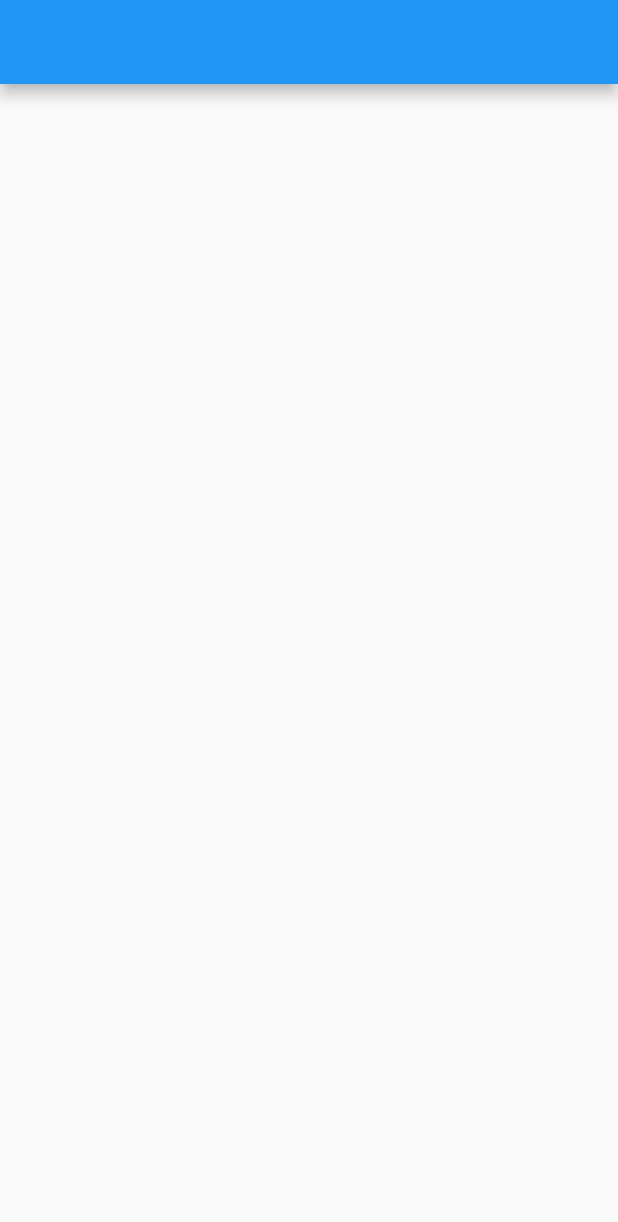
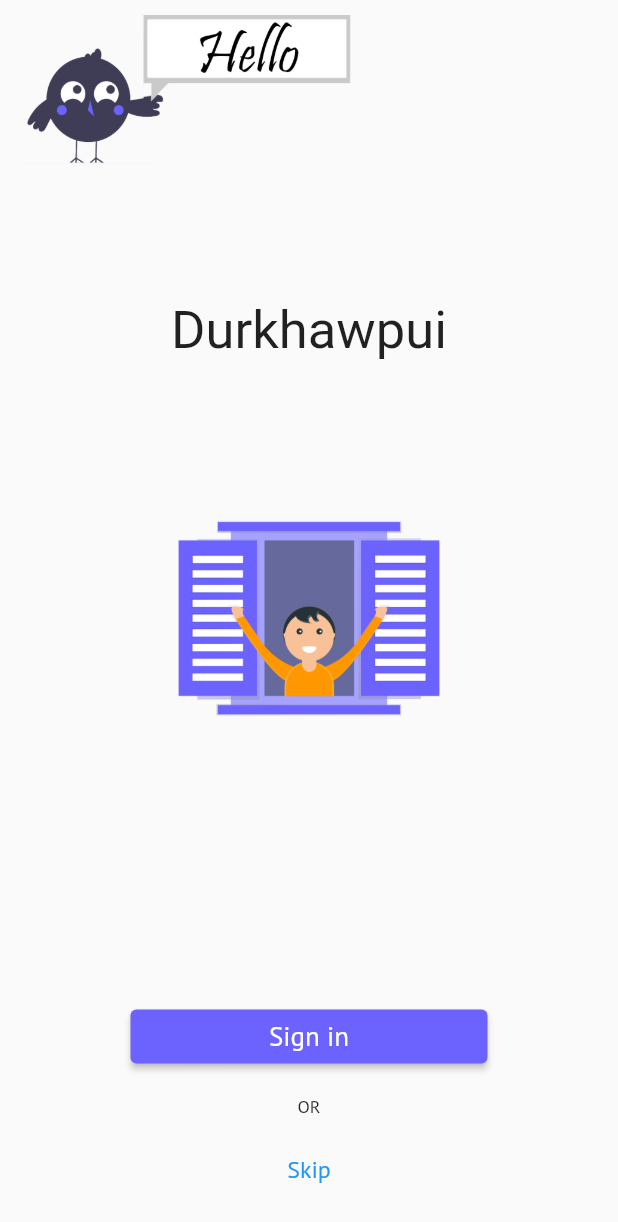
Before and after one commit to donettech/Durkhawpui, a Flutter app: the screen it shows after launch, on a phone screen of 412 x 824 dp. Shown: the top 1222 px of the screen. Run offline on Flutter 3.47's test engine with Material 2 defaults, Android fonts, the phone set to English and light mode, and no system bars; our stand-ins replace bottom_navy_bar, cloud_firestore, firebase_auth, firebase_core, flutter_secure_storage, get and 2 more; accounts and stored records are empty; Roboto replaces fonts that are missing (Yellowtail).

Commit message:
sign in page done

```diff
--- a/lib/main.dart
+++ b/lib/main.dart
@@ -1,11 +1,11 @@
 import 'package:firebase_core/firebase_core.dart';
 import 'package:flutter/material.dart';
 import 'package:get/get.dart';
-import 'package:app/ui/home/homeRoot.dart';
+import 'ui/initial/root.dart';
 
 void main() async {
   WidgetsFlutterBinding.ensureInitialized();
-  Firebase.initializeApp();
+  await Firebase.initializeApp();
   runApp(MyApp());
 }
 
@@ -13,11 +13,12 @@ class MyApp extends StatelessWidget {
   @override
   Widget build(BuildContext context) {
     return GetMaterialApp(
+      debugShowCheckedModeBanner: false,
       title: 'Durkhawpui',
       theme: ThemeData(
         primarySwatch: Colors.blue,
       ),
-      home: HomeRoot(),
+      home: Root(),
     );
   }
 }
--- /dev/null
+++ b/lib/ui/initial/root.dart
@@ -0,0 +1,76 @@
+import 'package:durkhawpui/ui/home/homeRoot.dart';
+import 'package:durkhawpui/ui/initial/signIn.dart';
+import 'package:firebase_auth/firebase_auth.dart';
+import 'package:flutter/material.dart';
+import 'package:google_fonts/google_fonts.dart';
+
+class Root extends StatefulWidget {
+  const Root({Key? key}) : super(key: key);
+
+  @override
+  _RootState createState() => _RootState();
+}
+
+class _RootState extends State<Root> {
+  FirebaseAuth auth = FirebaseAuth.instance;
+  bool? signedIn;
+
+  @override
+  void initState() {
+    super.initState();
+    listenAuth();
+    // Get.lazyPut(() => NotiController());
+  }
+
+  listenAuth() {
+    var signedUser = auth.currentUser;
+    if (signedUser != null) {
+      setState(() {
+        signedIn = true;
+      });
+    }
+    auth.authStateChanges().listen((User? user) {
+      if (user == null) {
+        setState(() {
+          signedIn = false;
+        });
+      } else {
+        setState(() {
+          signedIn = true;
+        });
+      }
+    });
+  }
+
+  @override
+  Widget build(BuildContext context) {
+    if (signedIn == null) {
+      return Material(
+        child: Center(
+          child: Column(
+            mainAxisSize: MainAxisSize.min,
+            children: [
+              SizedBox(
+                width: 25,
+                height: 25,
+                child: CircularProgressIndicator(
+                  strokeWidth: 1,
+                ),
+              ),
+              SizedBox(
+                height: 20,
+              ),
+              Text(
+                "Checking authentication, please wait...",
+                style: GoogleFonts.roboto(
+                  fontSize: 25,
+                ),
+              ),
+            ],
+          ),
+        ),
+      );
+    } else
+      return signedIn! ? HomeRoot() : SignIn();
+  }
+}
--- /dev/null
+++ b/lib/ui/initial/signIn.dart
@@ -0,0 +1,200 @@
+import 'package:cloud_firestore/cloud_firestore.dart';
+import 'package:durkhawpui/utils/constants.dart';
+import 'package:firebase_auth/firebase_auth.dart';
+import 'package:flutter/material.dart';
+import 'package:get/get.dart';
+import 'package:google_fonts/google_fonts.dart';
+import 'package:google_sign_in/google_sign_in.dart';
+
+class SignIn extends StatefulWidget {
+  const SignIn({Key? key}) : super(key: key);
+
+  @override
+  _SignInState createState() => _SignInState();
+}
+
+class _SignInState extends State<SignIn> {
+  final FirebaseAuth _auth = FirebaseAuth.instance;
+  bool loading = false;
+
+  double helloWidth = 50;
+
+  GoogleSignIn _googleSignIn = GoogleSignIn(
+    scopes: <String>[
+      'email',
+    ],
+  );
+
+  Future<void> _handleSignIn() async {
+    try {
+      setState(() {
+        loading = true;
+      });
+      final GoogleSignInAccount? googleSignInAccount =
+          await _googleSignIn.signIn();
+      final GoogleSignInAuthentication googleSignInAuthentication =
+          await googleSignInAccount!.authentication;
+      final AuthCredential credential = GoogleAuthProvider.credential(
+        accessToken: googleSignInAuthentication.accessToken,
+        idToken: googleSignInAuthentication.idToken,
+      );
+      await _auth.signInWithCredential(credential);
+      setState(() {
+        loading = false;
+      });
+    } on FirebaseAuthException catch (e) {
+      setState(() {
+        loading = false;
+      });
+      Get.snackbar('Error', e.message.toString(), backgroundColor: Colors.red);
+      throw e;
+    } catch (error) {
+      setState(() {
+        loading = false;
+      });
+      Get.snackbar('Error', error.toString(), backgroundColor: Colors.red);
+    }
+  }
+
+  @override
+  void initState() {
+    super.initState();
+    animate();
+  }
+
+  void animate() {
+    Future.delayed(Duration(milliseconds: 500)).then((value) {
+      setState(() {
+        helloWidth = 220;
+      });
+    });
+  }
+
+  @override
+  Widget build(BuildContext context) {
+    return Scaffold(
+      body: SafeArea(
+        child: Stack(
+          alignment: Alignment.center,
+          children: [
+            Container(
+              width: double.infinity,
+              height: double.infinity,
+              child: Center(
+                child: SizedBox(
+                  width: Get.width * 0.55,
+                  height: Get.width * 0.55,
+                  child: Image.asset(
+                    'assets/114.png',
+                  ),
+                ),
+              ),
+            ),
+            Positioned(
+              top: 10,
+              left: 15,
+              child: AnimatedContainer(
+                duration: Duration(seconds: 1),
+                curve: Curves.easeIn,
+                width: helloWidth,
+                height: 100,
+                child: Image.asset(
+                  'assets/hello.png',
+                  fit: BoxFit.cover,
+                ),
+              ),
+            ),
+            Positioned(
+              top: 200,
+              child: Text(
+                "Durkhawpui",
+                style: GoogleFonts.yellowtail(
+                  fontSize: 35,
+                ),
+              ),
+            ),
+            // Positioned(
+            //   bottom: 10,
+            //   right: 5,
+            //   child: SizedBox(
+            //     width: 100,
+            //     height: 50,
+            //     child: Image.asset('assets/cat1.png'),
+            //   ),
+            // ),
+            // Positioned(
+            //   bottom: 10,
+            //   left: 5,
+            //   child: SizedBox(
+            //     width: 100,
+            //     height: 50,
+            //     child: Image.asset('assets/cat2.png'),
+            //   ),
+            // ),
+            Positioned(
+              bottom: 10,
+              child: Column(
+                mainAxisSize: MainAxisSize.min,
+                children: [
+                  ElevatedButton(
+                    onPressed: _handleSignIn,
+                    style: ElevatedButton.styleFrom(
+                      primary: Constants.primary,
+                    ),
+                    child: Container(
+                      width: Get.width * 0.5,
+                      child: Center(
+                        child: loading
+                            ? SizedBox(
+                                height: 25,
+                                width: 25,
+                                child: Center(
+                                  child: CircularProgressIndicator(
+                                    strokeWidth: 1,
+                                    valueColor: AlwaysStoppedAnimation<Color>(
+                                        Colors.white),
+                                  ),
+                                ),
+                              )
+                            : Text(
+                                "Sign in",
+                                style: GoogleFonts.ptSans(
+                                  fontSize: 18,
+                                ),
+                              ),
+                      ),
+                    ),
+                  ),
+                  SizedBox(
+                    height: 15,
+                  ),
+                  Text(
+                    "OR",
+                    style: GoogleFonts.ptSans(
+                      fontSize: 12,
+                    ),
+                  ),
+                  SizedBox(
+                    height: 10,
+                  ),
+                  TextButton(
+                    onPressed: () {},
+                    child: Text(
+                      "Skip",
+                      style: GoogleFonts.ptSans(
+                        fontSize: 16,
+                      ),
+                    ),
+                  ),
+                  SizedBox(
+                    height: 10,
+                  ),
+                ],
+              ),
+            ),
+          ],
+        ),
+      ),
+    );
+  }
+}
--- /dev/null
+++ b/lib/utils/constants.dart
@@ -0,0 +1,6 @@
+import 'package:flutter/material.dart';
+
+class Constants {
+  static final Runes rupees = new Runes(' \u{20B9}');
+  static const Color primary = Color(0xFF6c63ff);
+}
```
Also changed, not shown: lib/controllers/secureStorage.dart (added, +15 -0 lines), lib/ui/home/homeRoot.dart (+61 -3 lines), pubspec.yaml (+17 -4 lines), assets/110.jpg (added), assets/111.png (added), assets/112.png (added), assets/113.png (added), assets/114.png (added), assets/115.png (added), assets/cat1.png (added), assets/cat2.png (added), assets/hello.png (added), pubspec.lock, 5 other files.
